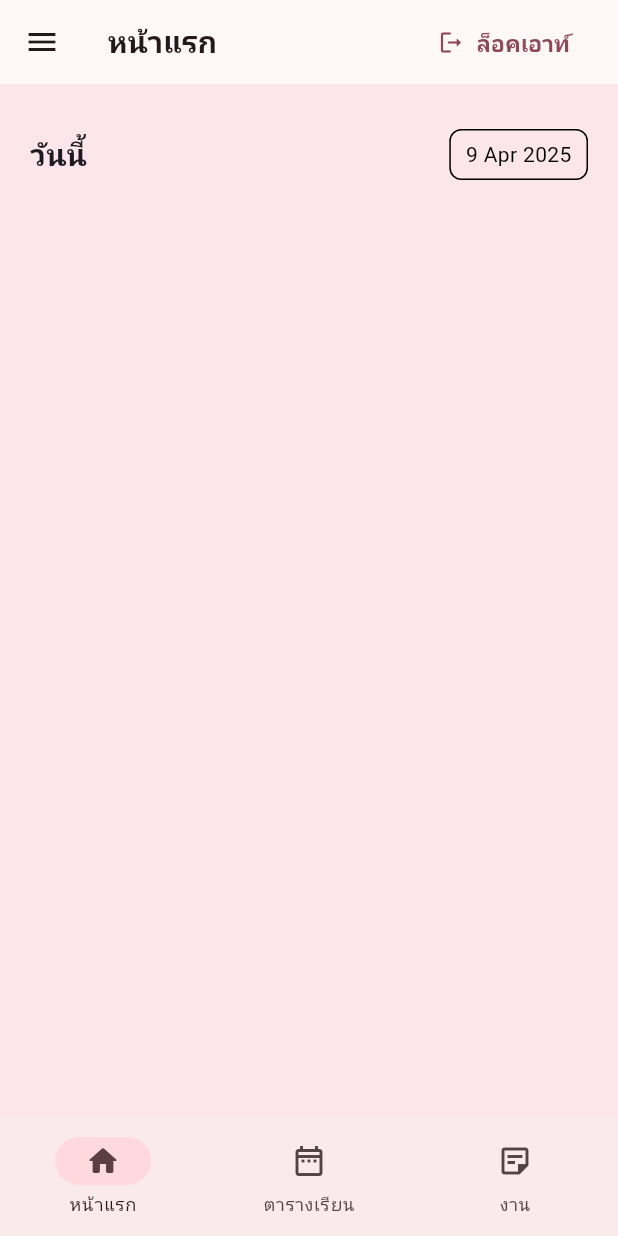
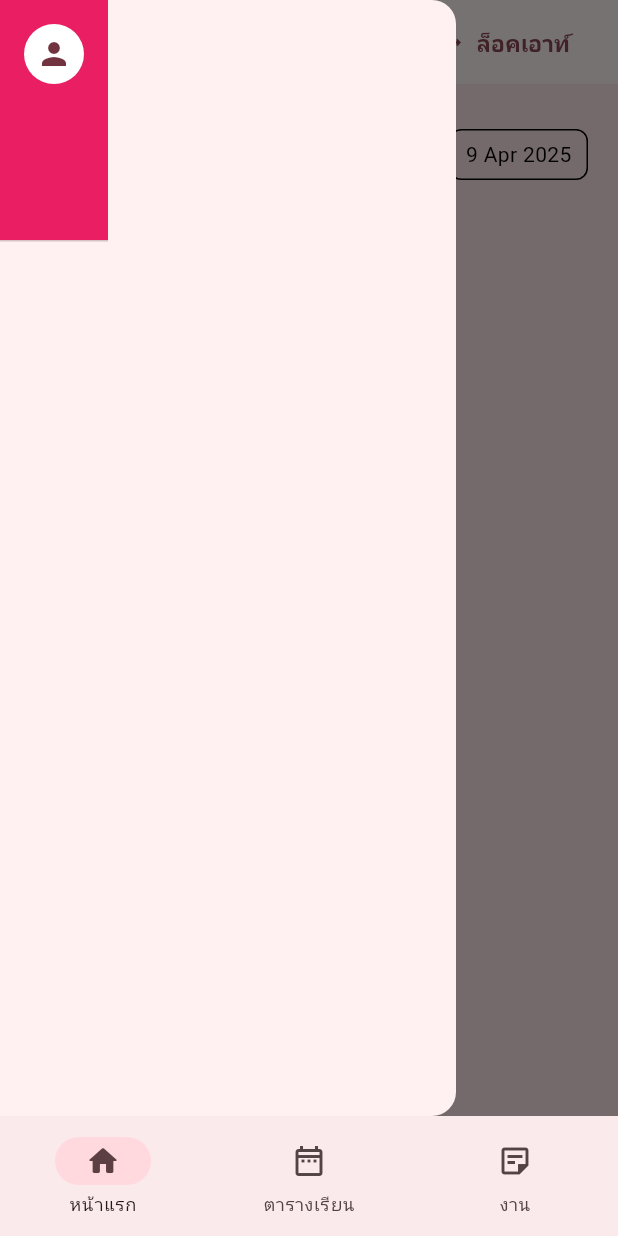
Before and after one commit to cybloxboi/School-Day, a Flutter app: the screen it shows once a user with an empty profile is signed in, with the side drawer open (before the commit the screen has no drawer), on a phone screen of 412 x 824 dp. Run offline on Flutter 3.47's test engine with Material 3 defaults, Android fonts, the phone set to English and light mode, and no system bars; our stand-ins replace cloud_firestore, firebase_auth, firebase_core, flutter_local_notifications, flutter_timezone, google_fonts and 5 more; accounts and stored records are empty; project files that could hold a hidden picture were left out.

```diff
--- a/lib/screens/home/home_page.dart
+++ b/lib/screens/home/home_page.dart
@@ -44,7 +44,7 @@ class HomePage extends StatelessWidget {
         leading: IconButton(
           icon: Icon(Icons.menu),
           onPressed: () {
-            print("Menu button pressed");
+  Scaffold.of(context).openDrawer();
           },
         ),
         centerTitle: false,
@@ -63,6 +63,23 @@ class HomePage extends StatelessWidget {
             ),
           ),
         ],
+      ),
+      drawer: Drawer(
+        child: Column(
+          crossAxisAlignment: CrossAxisAlignment.start,
+          children: const [
+            DrawerHeader(
+              decoration: BoxDecoration(color: Colors.pink),
+              child: Column(
+                crossAxisAlignment: CrossAxisAlignment.start,
+                children: [
+                  CircleAvatar(backgroundColor: Colors.white,
+                  child: Icon(Icons.person),)
+                ],
+              ),
+            )
+          ],
+        ),
       ),
       backgroundColor: backgroundColor,
       body: Padding(
```
